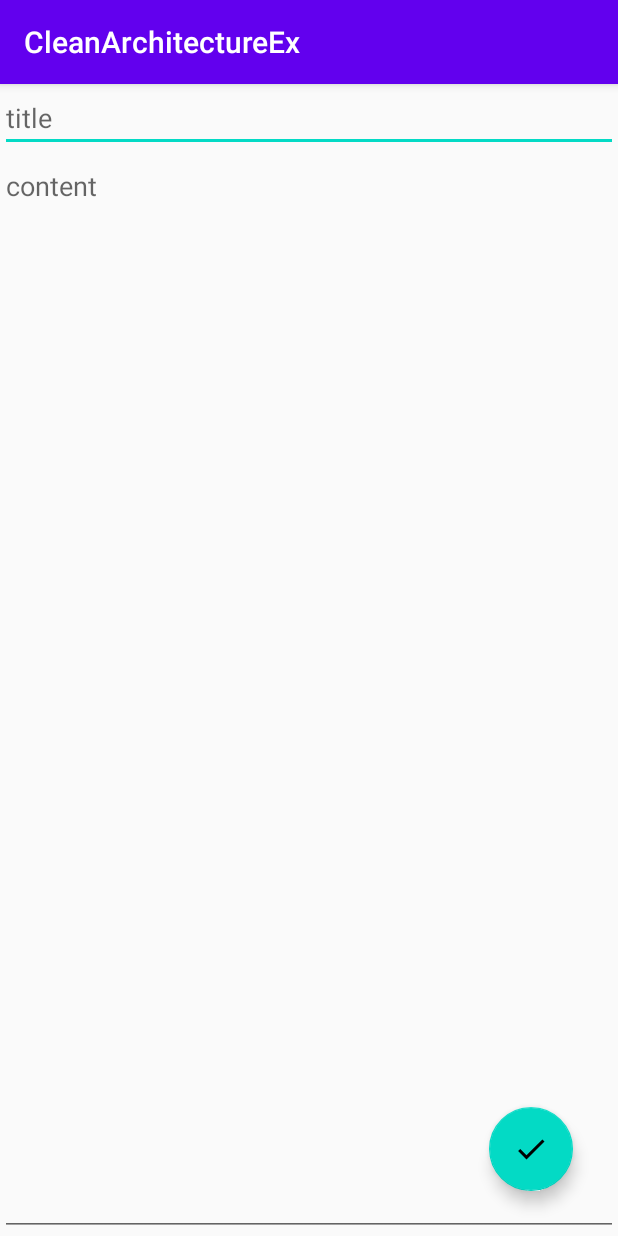
After one commit to foreknowledge/MemorieNotes, an Android app: the fragment NoteFragment shown on its own in the app's theme, on a phone screen of 412 x 824 dp. The commit adds this screen. Run offline under Robolectric (Android 15) with nearby library versions, the phone set to English and light mode, and no system bars.

Commit message:
make NoteFragment

```diff
--- /dev/null
+++ b/app/src/main/java/com/foreknowledge/cleanarchitectureex/presentation/NoteFragment.kt
@@ -0,0 +1,24 @@
+package com.foreknowledge.cleanarchitectureex.presentation
+
+import android.os.Bundle
+import androidx.fragment.app.Fragment
+import android.view.LayoutInflater
+import android.view.View
+import android.view.ViewGroup
+
+import com.foreknowledge.cleanarchitectureex.R
+
+/**
+ * A simple [Fragment] subclass.
+ */
+class NoteFragment : Fragment() {
+
+    override fun onCreateView(
+        inflater: LayoutInflater, container: ViewGroup?,
+        savedInstanceState: Bundle?
+    ): View? {
+        // Inflate the layout for this fragment
+        return inflater.inflate(R.layout.fragment_note, container, false)
+    }
+
+}
--- /dev/null
+++ b/app/src/main/res/drawable/ic_check.xml
@@ -0,0 +1,9 @@
+<vector xmlns:android="http://schemas.android.com/apk/res/android"
+        android:width="24dp"
+        android:height="24dp"
+        android:viewportWidth="24.0"
+        android:viewportHeight="24.0">
+    <path
+        android:fillColor="#FF000000"
+        android:pathData="M9,16.17L4.83,12l-1.42,1.41L9,19 21,7l-1.41,-1.41z"/>
+</vector>
--- /dev/null
+++ b/app/src/main/res/layout/fragment_note.xml
@@ -0,0 +1,44 @@
+<?xml version="1.0" encoding="utf-8"?>
+<androidx.constraintlayout.widget.ConstraintLayout xmlns:android="http://schemas.android.com/apk/res/android"
+    xmlns:tools="http://schemas.android.com/tools"
+    android:layout_width="match_parent"
+    android:layout_height="match_parent"
+    xmlns:app="http://schemas.android.com/apk/res-auto"
+    tools:context=".presentation.NoteFragment">
+
+    <EditText
+        android:id="@+id/title"
+        android:layout_width="0dp"
+        android:layout_height="wrap_content"
+        android:hint="@string/hint_title"
+        android:ems="10"
+        android:inputType="textPersonName"
+        app:layout_constraintStart_toStartOf="parent"
+        app:layout_constraintEnd_toEndOf="parent"
+        app:layout_constraintTop_toTopOf="parent"/>
+
+    <EditText
+        android:id="@+id/note"
+        android:layout_width="0dp"
+        android:layout_height="0dp"
+        android:hint="@string/hint_content"
+        android:ems="10"
+        android:gravity="top|start"
+        android:inputType="textPersonName"
+        app:layout_constraintStart_toStartOf="parent"
+        app:layout_constraintEnd_toEndOf="parent"
+        app:layout_constraintBottom_toBottomOf="parent"
+        app:layout_constraintTop_toBottomOf="@+id/title"/>
+
+    <com.google.android.material.floatingactionbutton.FloatingActionButton
+        android:id="@+id/storeNote"
+        android:layout_width="wrap_content"
+        android:layout_height="wrap_content"
+        android:layout_margin="@dimen/standard_margin"
+        android:clickable="true"
+        android:focusable="true"
+        android:src="@drawable/ic_check"
+        app:layout_constraintBottom_toBottomOf="parent"
+        app:layout_constraintEnd_toEndOf="parent" />
+
+</androidx.constraintlayout.widget.ConstraintLayout>
--- a/app/src/main/res/values/strings.xml
+++ b/app/src/main/res/values/strings.xml
@@ -3,4 +3,6 @@
 
     <!-- TODO: Remove or change this placeholder text -->
     <string name="hello_blank_fragment">Hello blank fragment</string>
+    <string name="hint_title">title</string>
+    <string name="hint_content">content</string>
 </resources>
```
